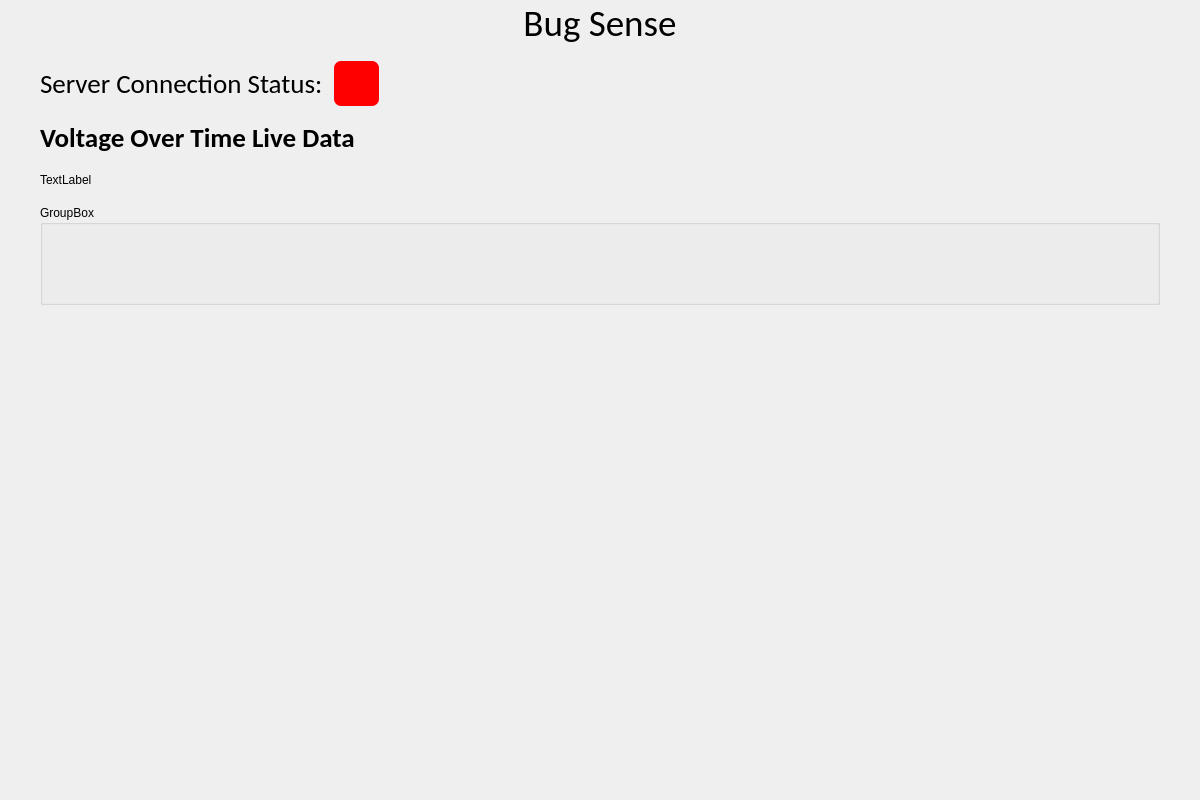
This is ui-interface/src/main_window.ui in biirdrat/bug-sense as Qt 5 draws it before an edit. The edited form follows.
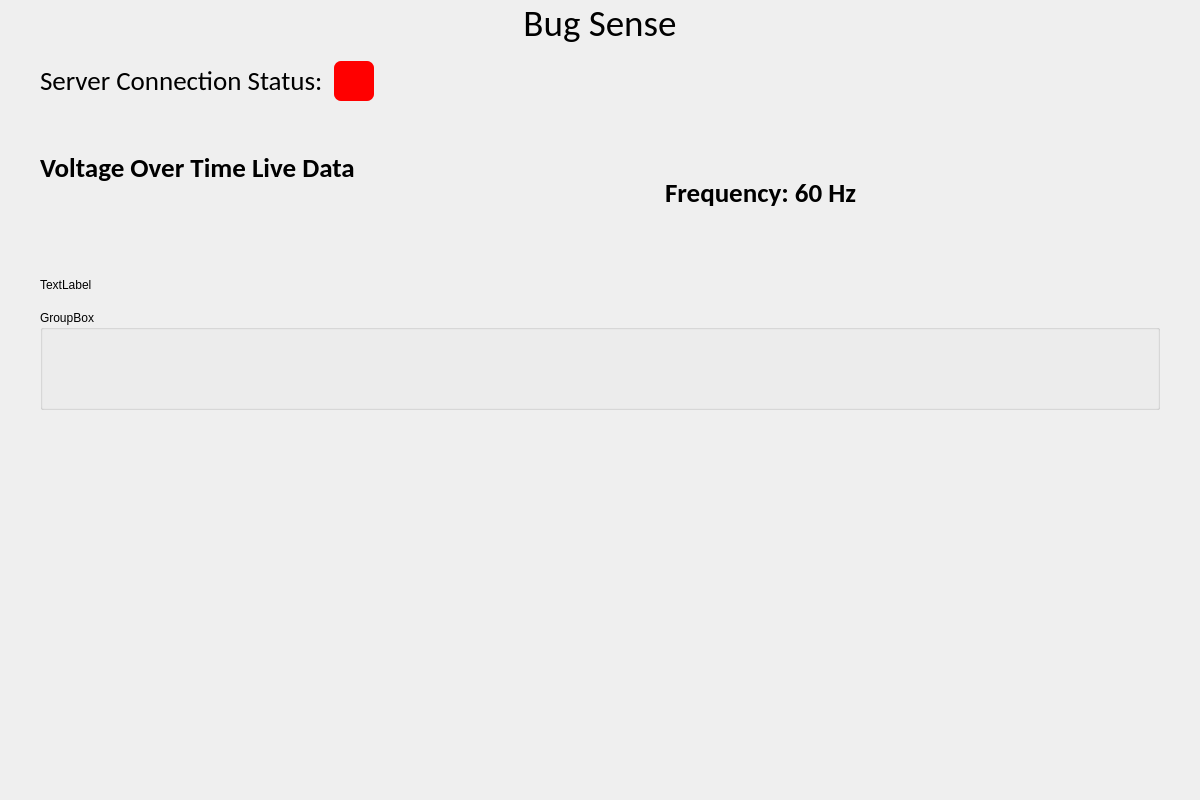
This is the edited form.

Commit message: feat: add data subsection

Patch:
```diff
--- a/ui-interface/src/main_window.ui
+++ b/ui-interface/src/main_window.ui
@@ -243,30 +243,17 @@
              <number>0</number>
             </property>
             <property name="topMargin">
-             <number>15</number>
+             <number>25</number>
             </property>
             <property name="rightMargin">
-             <number>0</number>
+             <number>50</number>
             </property>
             <property name="bottomMargin">
-             <number>0</number>
+             <number>50</number>
             </property>
             <property name="spacing">
              <number>0</number>
             </property>
-            <item row="0" column="1">
-             <spacer name="horizontalSpacer_2">
-              <property name="orientation">
-               <enum>Qt::Horizontal</enum>
-              </property>
-              <property name="sizeHint" stdset="0">
-               <size>
-                <width>40</width>
-                <height>20</height>
-               </size>
-              </property>
-             </spacer>
-            </item>
             <item row="0" column="0">
              <widget class="QFrame" name="graph_frame">
               <property name="sizePolicy">
@@ -317,7 +304,7 @@
                  </property>
                  <property name="minimumSize">
                   <size>
-                   <width>0</width>
+                   <width>600</width>
                    <height>0</height>
                   </size>
                  </property>
@@ -340,6 +327,85 @@
               </layout>
              </widget>
             </item>
+            <item row="0" column="2">
+             <spacer name="horizontalSpacer_2">
+              <property name="orientation">
+               <enum>Qt::Horizontal</enum>
+              </property>
+              <property name="sizeHint" stdset="0">
+               <size>
+                <width>40</width>
+                <height>20</height>
+               </size>
+              </property>
+             </spacer>
+            </item>
+            <item row="0" column="1">
+             <widget class="QFrame" name="data_info_frame">
+              <property name="sizePolicy">
+               <sizepolicy hsizetype="Minimum" vsizetype="Minimum">
+                <horstretch>0</horstretch>
+                <verstretch>0</verstretch>
+               </sizepolicy>
+              </property>
+              <property name="frameShape">
+               <enum>QFrame::NoFrame</enum>
+              </property>
+              <property name="frameShadow">
+               <enum>QFrame::Plain</enum>
+              </property>
+              <layout class="QGridLayout" name="gridLayout_9">
+               <property name="leftMargin">
+                <number>25</number>
+               </property>
+               <property name="topMargin">
+                <number>50</number>
+               </property>
+               <property name="rightMargin">
+                <number>0</number>
+               </property>
+               <property name="bottomMargin">
+                <number>0</number>
+               </property>
+               <property name="horizontalSpacing">
+                <number>15</number>
+               </property>
+               <property name="verticalSpacing">
+                <number>0</number>
+               </property>
+               <item row="0" column="0">
+                <widget class="QLabel" name="frequency_label">
+                 <property name="sizePolicy">
+                  <sizepolicy hsizetype="Minimum" vsizetype="Minimum">
+                   <horstretch>0</horstretch>
+                   <verstretch>0</verstretch>
+                  </sizepolicy>
+                 </property>
+                 <property name="minimumSize">
+                  <size>
+                   <width>0</width>
+                   <height>0</height>
+                  </size>
+                 </property>
+                 <property name="font">
+                  <font>
+                   <family>Calibri</family>
+                   <pointsize>20</pointsize>
+                   <weight>75</weight>
+                   <bold>true</bold>
+                  </font>
+                 </property>
+                 <property name="text">
+                  <string>Frequency: 60 Hz</string>
+                 </property>
+                 <property name="alignment">
+                  <set>Qt::AlignLeading|Qt::AlignLeft|Qt::AlignTop</set>
+                 </property>
+                </widget>
+               </item>
+              </layout>
+             </widget>
+            </item>
            </layout>
           </widget>
          </item>
@@ -419,8 +485,8 @@
                  </property>
                  <property name="minimumSize">
                   <size>
-                   <width>45</width>
-                   <height>45</height>
+                   <width>40</width>
+                   <height>40</height>
                   </size>
                  </property>
                  <property name="maximumSize">
```
Left out of the diff: 118 changed lines with no effect on the pictures.
